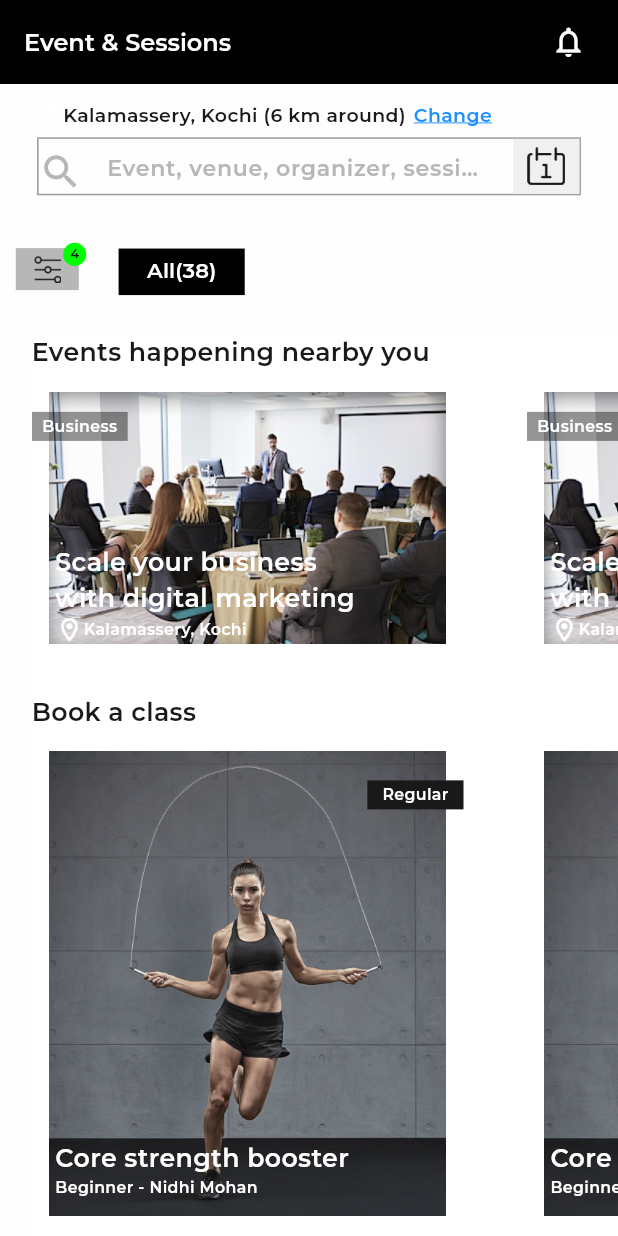
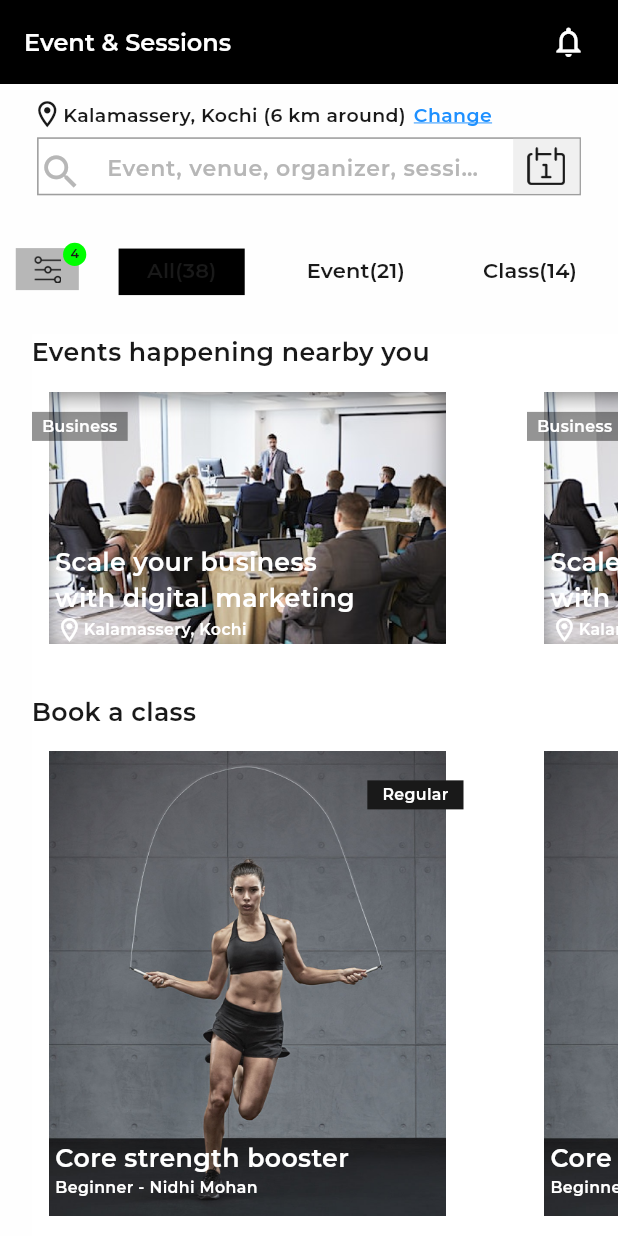
Before and after one commit to srbshameer098/Onlypass, a Flutter app: the Event screen opened directly, on a phone screen of 412 x 824 dp. Run offline on Flutter 3.47's test engine with Material 3 defaults, Android fonts, the phone set to English and light mode, and no system bars; our stand-ins replace bloc, carousel_slider, dotted_line, flutter_bloc, flutter_rating_bar, flutter_screenutil and 8 more; missing offline and left inert: linear_progress_bar; network calls fail; project files that could hold a hidden picture were left out.

Commit message:
search_container

```diff
--- a/lib/UI/Event.dart
+++ b/lib/UI/Event.dart
@@ -60,16 +60,17 @@ class _EventState extends State<Event> {
                         Icon(
                           Icons.location_on_outlined,
                           size: 20.sp,
+                          color: Theme.of(context).colorScheme.onSecondary,
                         ),
                         Text('Kalamassery, Kochi ',
                             style: TextStyle(
-                                color: Color(0xff191919),
+                                color: Theme.of(context).colorScheme.onSecondary,
                                 fontSize: 12.sp,
                                 fontFamily: 'Montserrat',
                                 fontWeight: FontWeight.w600)),
                         Text('(6 km around)',
                             style: TextStyle(
-                                color: Color(0xff191919),
+                                color:Theme.of(context).colorScheme.onSecondary,
                                 fontSize: 12.sp,
                                 fontFamily: 'Montserrat',
                                 fontWeight: FontWeight.w400)),
@@ -98,9 +99,10 @@ class _EventState extends State<Event> {
                     height: 40.h,
                     decoration: BoxDecoration(
 
-
+color: Colors.white,
                       border: Border.all(
-                          color: _visible==true?Colors.black: Colors.grey,
+                          color: _visible==true?Theme.of(context).colorScheme.onSecondary
+                              : Colors.grey,
                           width: 1.w,
                           style: BorderStyle.solid)
 
@@ -285,10 +287,11 @@ class _EventState extends State<Event> {
                         TabBar(
                           indicator: BoxDecoration(
                                // Creates border
-                              color: Colors.black),
+                              color:  Colors.black),
                           tabAlignment: TabAlignment.start,
 
-                          labelColor: Colors.white,
+                          labelColor: Theme.of(context).colorScheme.background,
+
                           isScrollable: true,
                           tabs: [
                             Container(
@@ -297,7 +300,7 @@ class _EventState extends State<Event> {
                                 decoration: BoxDecoration(
                                   color: Colors.transparent,
                                 ),
-                                child: Tab(child: Text('All(${38})'))),
+                                child: Tab(child: Text('All(${38})',style: TextStyle(color: Theme.of(context).colorScheme.onSecondary),))),
                             Container(
                                 width: 80.w,
                                 height: 30.h,
@@ -308,7 +311,7 @@ class _EventState extends State<Event> {
                                     child: Text(
                                   'Event(${21})',
                                   style: TextStyle(
-
+                                      color: Theme.of(context).colorScheme.onSecondary
                                   ),
                                 ))),
                             Container(
@@ -321,7 +324,7 @@ class _EventState extends State<Event> {
                                     child: Text(
                                   'Class(${14})',
                                   style: TextStyle(
-
+                                      color: Theme.of(context).colorScheme.onSecondary
                                   ),
                                 ))),
                           ],
--- a/lib/main.dart
+++ b/lib/main.dart
@@ -60,7 +60,8 @@ class MyApp extends StatelessWidget {
                 ),
                 darkTheme: ThemeData(
                   useMaterial3: true,
-                    colorScheme: lightColorScheme
+                    colorScheme: lightColorScheme,
+                  fontFamily: 'Montserrat',
                 ),
 
                 themeMode: ThemeMode.system,
```
Also changed, not shown: lib/UI/Home.dart (+26 -14 lines).
